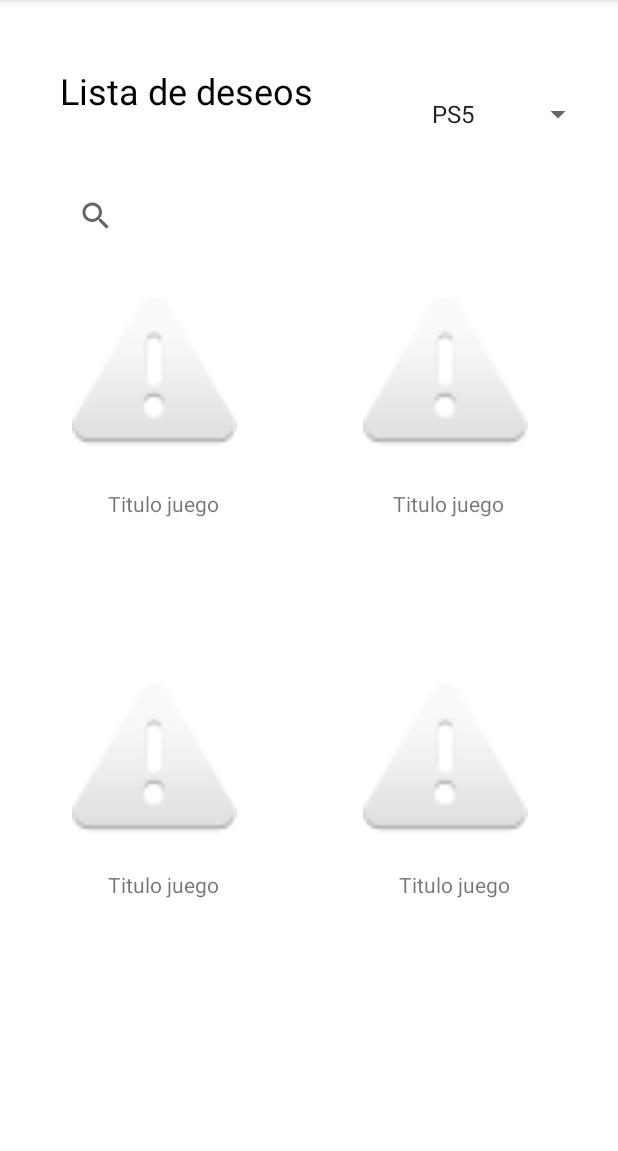
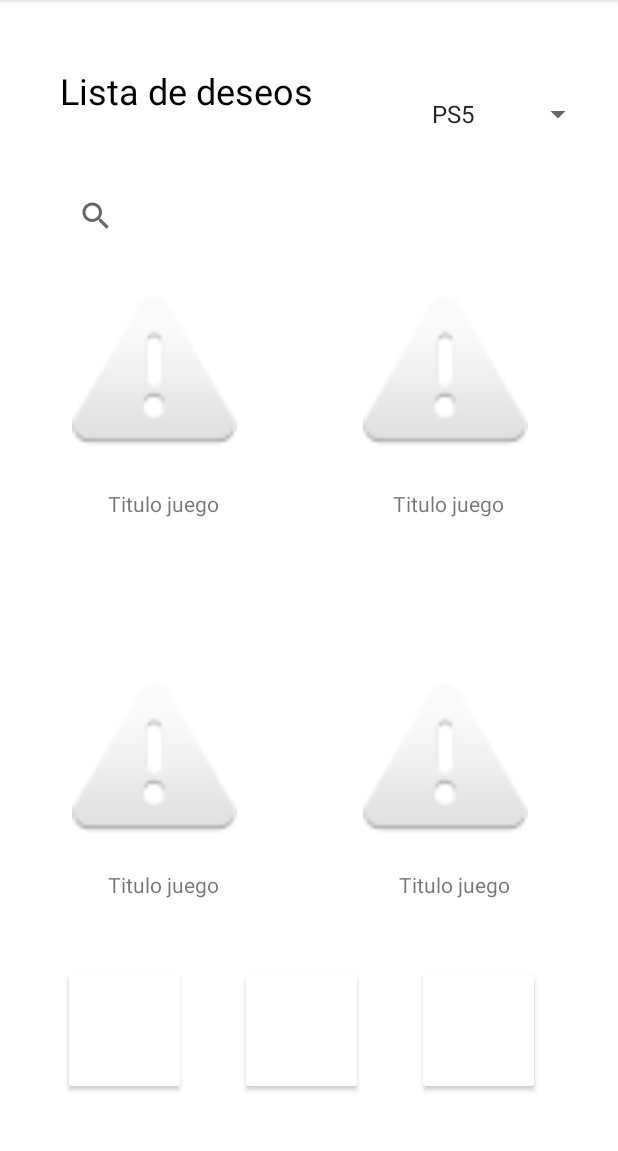
Before and after one commit to Emi-Ureta/Geek_for_Games, an Android app: the Activity_lista_deseos screen opened directly, with no data from a screen before it, on a phone screen of 412 x 824 dp, the part 84-1235 px from its top. Run offline under Robolectric (Android 15) with nearby library versions, the phone set to English and light mode, and no system bars.

Commit message:
card views ?

```diff
--- a/app/src/main/res/layout/activity_lista_deseos.xml
+++ b/app/src/main/res/layout/activity_lista_deseos.xml
@@ -116,19 +116,37 @@
         app:layout_constraintStart_toStartOf="parent"
         app:layout_constraintTop_toTopOf="parent" />
 
-    <ScrollView
-        android:layout_width="412dp"
-        android:layout_height="630dp"
+    <androidx.cardview.widget.CardView
+        android:layout_width="74dp"
+        android:layout_height="74dp"
+        android:layout_marginEnd="44dp"
+        android:layout_marginBottom="44dp"
+        app:layout_constraintBottom_toBottomOf="parent"
+        app:layout_constraintEnd_toStartOf="@+id/cardView">
+
+    </androidx.cardview.widget.CardView>
+
+    <androidx.cardview.widget.CardView
+        android:id="@+id/cardView"
+        android:layout_width="74dp"
+        android:layout_height="74dp"
+        android:layout_marginEnd="44dp"
+        android:layout_marginBottom="44dp"
+        app:layout_constraintBottom_toBottomOf="parent"
+        app:layout_constraintEnd_toStartOf="@+id/cardView2">
+
+    </androidx.cardview.widget.CardView>
+
+    <androidx.cardview.widget.CardView
+        android:id="@+id/cardView2"
+        android:layout_width="74dp"
+        android:layout_height="74dp"
+        android:layout_marginEnd="56dp"
+        android:layout_marginBottom="44dp"
         app:layout_constraintBottom_toBottomOf="parent"
         app:layout_constraintEnd_toEndOf="parent">
 
-        <LinearLayout
-            android:layout_width="match_parent"
-            android:layout_height="wrap_content"
-            android:orientation="vertical" >
-
-        </LinearLayout>
-    </ScrollView>
+    </androidx.cardview.widget.CardView>
 
 
     <!--
--- a/app/src/main/res/layout/activity_main.xml
+++ b/app/src/main/res/layout/activity_main.xml
@@ -9,8 +9,21 @@
 
     <androidx.constraintlayout.widget.ConstraintLayout
         android:layout_width="match_parent"
-        android:layout_height="wrap_content"
-        tools:context=".MainActivity"></androidx.constraintlayout.widget.ConstraintLayout>
+        android:layout_height="17dp"
+        tools:context=".MainActivity"
+        tools:layout_editor_absoluteY="1dp">
+
+        <TextView
+            android:id="@+id/textView"
+            android:layout_width="wrap_content"
+            android:layout_height="wrap_content"
+            android:text="TextView"
+            tools:layout_editor_absoluteX="176dp"
+            tools:layout_editor_absoluteY="0dp" />
+    </androidx.constraintlayout.widget.ConstraintLayout>
+
+
+
 
     <!--carrusel o cardview para mostrar las plataformas posibles
 
```
